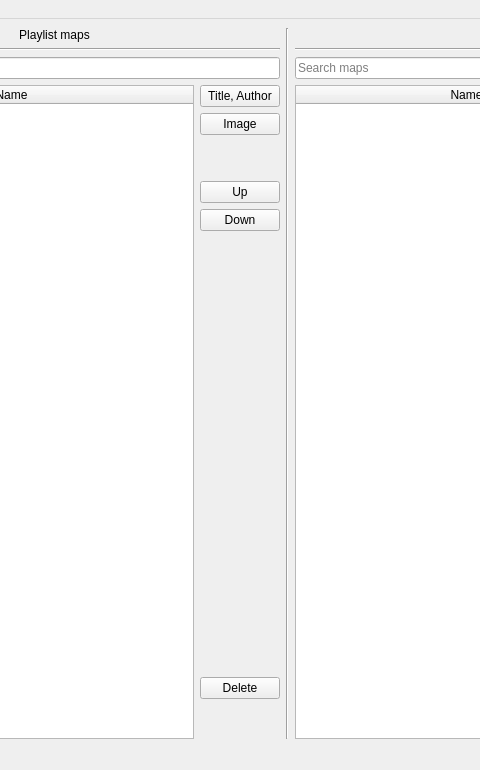
This is ui/main.ui in Unvire/Quest3-beatsaber-playlist-manager as Qt 5 draws it before an edit; both pictures show x 190 to 670 and y 0 to 770 of the 1270 by 770 pixel window. The edited form follows.
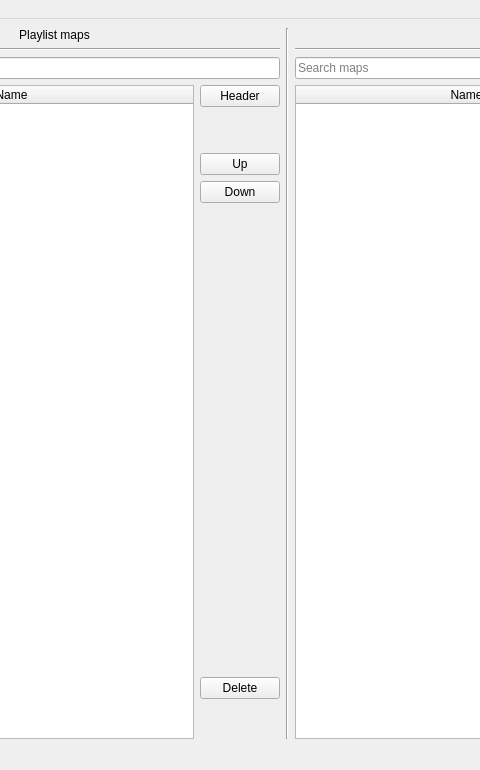
This is the edited form.

Commit message: Links dialog to the main window

Diff of the .ui file:
```diff
--- a/ui/main.ui
+++ b/ui/main.ui
@@ -119,18 +119,11 @@
            </widget>
           </item>
           <item>
-           <layout class="QVBoxLayout" name="verticalLayout_8" stretch="0,0,0,0,0,1,0,0">
+           <layout class="QVBoxLayout" name="verticalLayout_8" stretch="0,0,0,0,1,0,0">
             <item>
              <widget class="QPushButton" name="setTitleAuthorButton">
               <property name="text">
-               <string>Title, Author</string>
-              </property>
-             </widget>
-            </item>
-            <item>
-             <widget class="QPushButton" name="setImageButton">
-              <property name="text">
-               <string>Image</string>
+               <string>Header</string>
               </property>
              </widget>
             </item>
```
Left out of the diff: 2 changed lines with no effect on the pictures. The commit also changes 2 other files.
